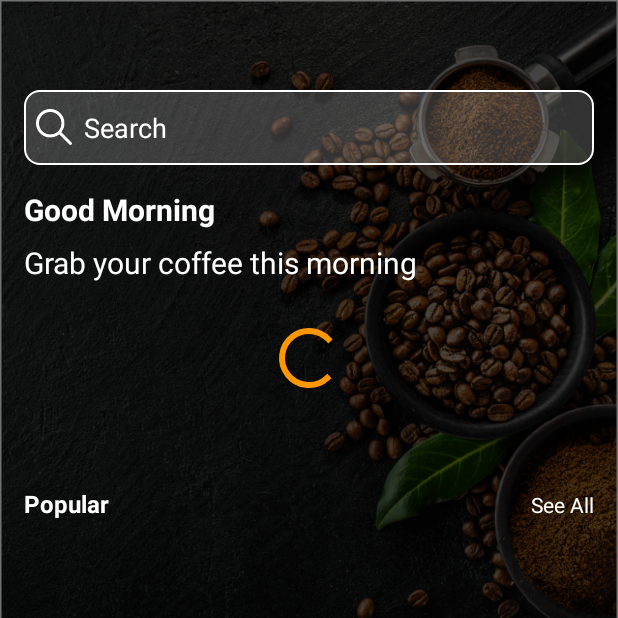
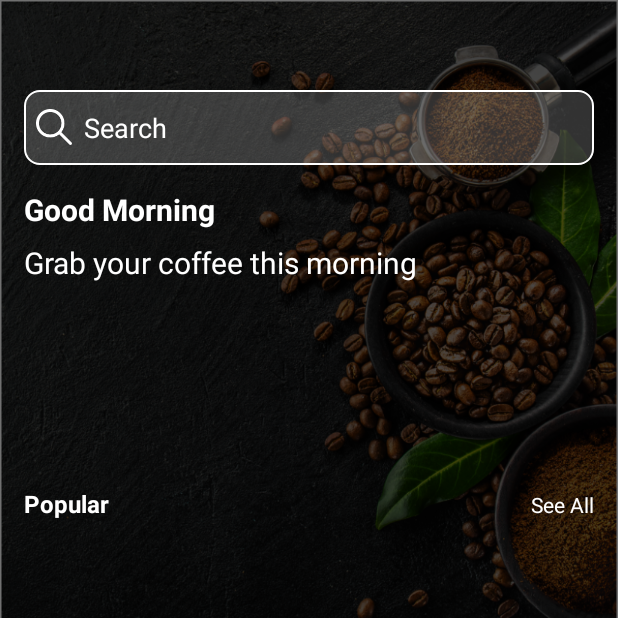
Before and after one commit to wddtechnologies/CoffeeShopAndroidKotlin_Firebase, an Android app: the MainActivity screen opened directly, with no data from a screen before it, on a phone screen of 412 x 824 dp, the top half of it. Run offline under Robolectric (Android 15) with nearby library versions, the phone set to English and light mode, and no system bars; our stand-ins replace Firebase (no records; nobody signed in at launch, a user with empty details on screens opened directly).

Commit message:
Update Coffee shop Day 9
view, view Models, Adapter and model

```diff
--- a/CoffeeAppEvening2/app/src/main/AndroidManifest.xml
+++ b/CoffeeAppEvening2/app/src/main/AndroidManifest.xml
@@ -13,10 +13,10 @@
         android:theme="@style/Theme.CoffeeAppEvening2"
         tools:targetApi="31">
         <activity
-            android:name=".BaseActivity"
+            android:name=".Activity.BaseActivity"
             android:exported="false" />
         <activity
-            android:name=".IntroActivity"
+            android:name=".Activity.IntroActivity"
             android:exported="true">
             <intent-filter>
                 <action android:name="android.intent.action.MAIN" />
@@ -25,7 +25,7 @@
             </intent-filter>
         </activity>
         <activity
-            android:name=".MainActivity"
+            android:name=".Activity.MainActivity"
             android:exported="true"></activity>
     </application>
 
--- /dev/null
+++ b/CoffeeAppEvening2/app/src/main/java/com/louise/coffeeappevening2/Activity/BaseActivity.kt
@@ -0,0 +1,16 @@
+package com.louise.coffeeappevening2.Activity
+
+import android.os.Bundle
+import android.view.WindowManager
+import androidx.appcompat.app.AppCompatActivity
+
+open class BaseActivity : AppCompatActivity() {
+    override fun onCreate(savedInstanceState: Bundle?) {
+        super.onCreate(savedInstanceState)
+
+        window.setFlags(
+            WindowManager.LayoutParams.FLAG_LAYOUT_NO_LIMITS,
+            WindowManager.LayoutParams.FLAG_LAYOUT_NO_LIMITS
+        )
+    }
+}
--- /dev/null
+++ b/CoffeeAppEvening2/app/src/main/java/com/louise/coffeeappevening2/Activity/MainActivity.kt
@@ -0,0 +1,42 @@
+package com.louise.coffeeappevening2.Activity
+
+import android.os.Bundle
+import android.view.View
+import androidx.activity.enableEdgeToEdge
+import androidx.appcompat.app.AppCompatActivity
+import androidx.core.view.ViewCompat
+import androidx.core.view.WindowInsetsCompat
+import androidx.lifecycle.Observer
+import androidx.recyclerview.widget.LinearLayoutManager
+import com.louise.coffeeappevening2.Adapter.CategoryAdapter
+import com.louise.coffeeappevening2.R
+import com.louise.coffeeappevening2.ViewModel.MainViewModel
+import com.louise.coffeeappevening2.databinding.ActivityMainBinding
+
+class MainActivity : BaseActivity() {
+    lateinit var binding: ActivityMainBinding
+    private val viewModel = MainViewModel()
+
+    override fun onCreate(savedInstanceState: Bundle?) {
+        super.onCreate(savedInstanceState)
+        binding=ActivityMainBinding.inflate(layoutInflater)
+
+        setContentView(binding.root)
+
+        initCategory()
+
+    }
+
+    private fun initCategory() {
+       binding.progressBarCategory.visibility = View.VISIBLE
+        viewModel.category.observe(this, Observer {
+            binding.recyclerViewCategory.layoutManager=LinearLayoutManager(
+                this@MainActivity,
+                LinearLayoutManager.HORIZONTAL,
+                false)
+            binding.recyclerViewCategory.adapter=CategoryAdapter(it)
+            binding.progressBarCategory.visibility = View.GONE
+        })
+        viewModel.loadCategory()
+    }
+}
--- /dev/null
+++ b/CoffeeAppEvening2/app/src/main/java/com/louise/coffeeappevening2/Model/CategoryModel.kt
@@ -0,0 +1,5 @@
+package com.louise.coffeeappevening2.Model
+
+data class CategoryModel(val title: String = "", val id: Int = 0) {
+
+}
--- /dev/null
+++ b/CoffeeAppEvening2/app/src/main/java/com/louise/coffeeappevening2/ViewModel/MainViewModel.kt
@@ -0,0 +1,44 @@
+package com.louise.coffeeappevening2.ViewModel
+
+import androidx.lifecycle.LiveData
+import androidx.lifecycle.MutableLiveData
+import androidx.lifecycle.ViewModel
+import com.google.firebase.database.DataSnapshot
+import com.google.firebase.database.DatabaseError
+import com.google.firebase.database.FirebaseDatabase
+import com.google.firebase.database.ValueEventListener
+import com.louise.coffeeappevening2.Model.CategoryModel
+
+class MainViewModel:ViewModel() {
+    private val firebaseDatabase=FirebaseDatabase.getInstance()
+
+    private val _category =MutableLiveData<MutableList<CategoryModel>>()
+
+    val category:LiveData<MutableList<CategoryModel>> = _category
+
+    fun loadCategory(){
+        val Ref= firebaseDatabase.getReference("Category")
+        Ref.addValueEventListener(object :ValueEventListener{
+            override fun onDataChange(snapshot: DataSnapshot) {
+                val lists  = mutableListOf<CategoryModel>()
+
+                for(childSnapshot in snapshot.children){
+                    val list = childSnapshot.getValue(CategoryModel::class.java)
+                    if(list!=null){
+                        lists.add(list)
+                    }
+                }
+                _category.value = lists
+
+            }
+
+            override fun onCancelled(error: DatabaseError) {
+
+            }
+
+
+        })
+
+
+    }
+}
--- a/CoffeeAppEvening2/app/src/main/res/layout/activity_intro.xml
+++ b/CoffeeAppEvening2/app/src/main/res/layout/activity_intro.xml
@@ -6,7 +6,7 @@
     android:layout_width="match_parent"
     android:background="@color/darkBrown"
     android:layout_height="match_parent"
-    tools:context=".IntroActivity">
+    tools:context=".Activity.IntroActivity">
 
     <ScrollView
         android:layout_width="match_parent"
--- a/CoffeeAppEvening2/app/src/main/res/layout/activity_main.xml
+++ b/CoffeeAppEvening2/app/src/main/res/layout/activity_main.xml
@@ -5,7 +5,7 @@
     android:id="@+id/main"
     android:layout_width="match_parent"
     android:layout_height="match_parent"
-    tools:context=".MainActivity">
+    tools:context=".Activity.MainActivity">
 
     <ScrollView
         android:id="@+id/scrollView1"
@@ -97,6 +97,7 @@
                         style="?android:attr/progressBarStyle"
                         android:layout_width="wrap_content"
                         android:layout_height="wrap_content"
+                        android:layout_marginTop="24dp"
                         android:indeterminateTint="@color/Orange"
                         android:indeterminateTintMode="src_in"
                         app:layout_constraintBottom_toBottomOf="parent"
```
Also changed, not shown: CoffeeAppEvening2/app/src/main/java/com/louise/coffeeappevening2/Activity/IntroActivity.kt (added, +24 -0 lines), CoffeeAppEvening2/app/src/main/java/com/louise/coffeeappevening2/Adapter/CategoryAdapter.kt (added, +45 -0 lines), CoffeeAppEvening2/app/src/main/res/layout/viewholder_category.xml (added, +16 -0 lines).
